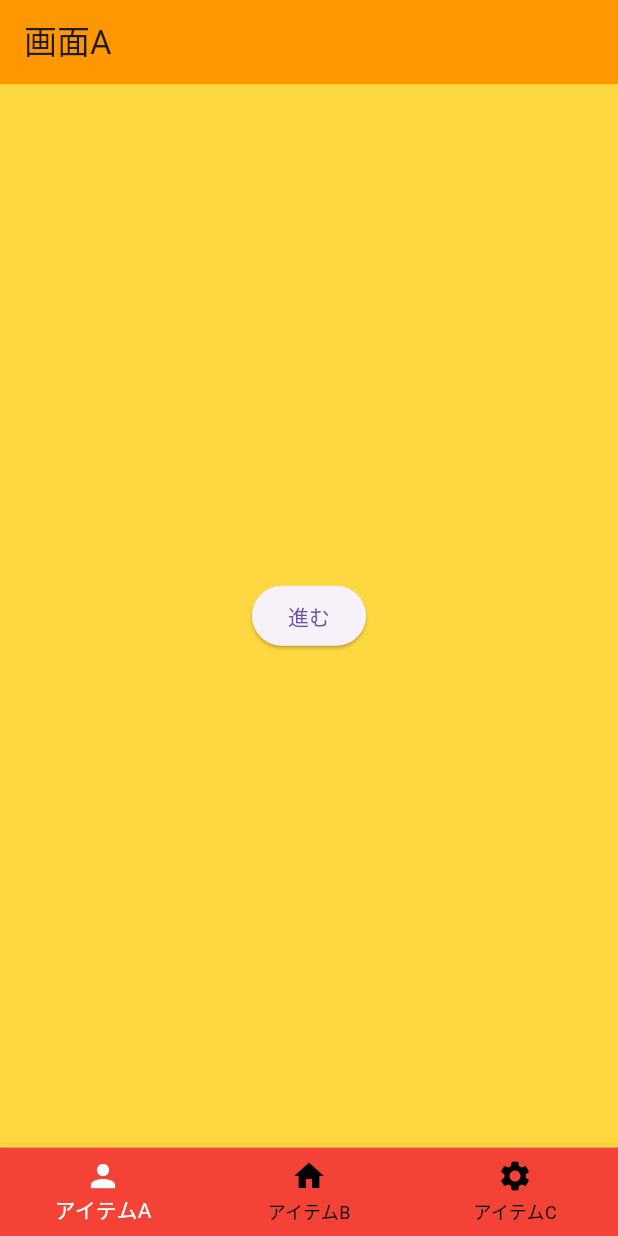
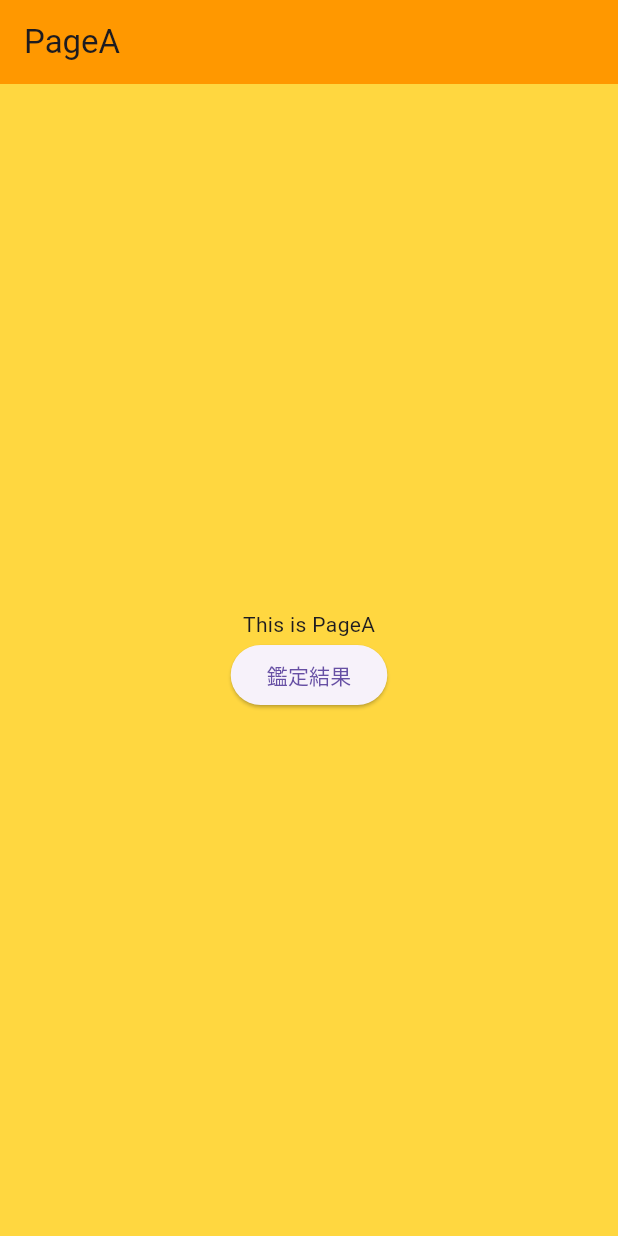
Before and after one commit to oka-teruhiro/sanchu6a, a Flutter app: the screen it shows after launch, on a phone screen of 412 x 824 dp. Run offline on Flutter 3.47's test engine with Material 3 defaults, Android fonts, the phone set to English and light mode, and no system bars; our stand-ins replace flutter_riverpod, go_router.

Commit message:
６: PageAはボトムナビゲーションバーを非表示にする

```diff
--- a/lib/main.dart
+++ b/lib/main.dart
@@ -1,75 +1,84 @@
-import 'package:flutter/cupertino.dart';
 import 'package:flutter/material.dart';
-import 'package:flutter_riverpod/flutter_riverpod.dart';
-import 'package:sanch6a/page_a.dart';
-import 'package:sanch6a/page_b.dart';
-import 'package:sanch6a/page_c.dart';
+import 'page_a.dart';
+import 'page_b.dart';
+import 'page_c.dart';
 
-main() {
-  // アプリ
-  const app = MaterialApp(home: Root(),);
-
-  // プロバイダースコープでアプリを囲む
-  const scope = ProviderScope(child: app);
-  runApp(scope);
+void main() {
+  runApp(const MyApp());
 }
 
-// プロバイダー
-final indexProvider = StateProvider((ref) {
-  // 変化させたいデータ => 0, 1, 2
-  return 0;
-},);
-
-class Root extends ConsumerWidget {
-  const Root({super.key});
+class MyApp extends StatelessWidget {
+  const MyApp({super.key});
 
   @override
-  Widget build(BuildContext context, WidgetRef ref) {
-    // インデックスを手に入れる
-    final index = ref.watch(indexProvider);
+  Widget build(BuildContext context) {
+    return MaterialApp(
+      title: '天運三柱推命',
+      theme: ThemeData(
+        primarySwatch: Colors.blue,
+      ),
+      home: const MyHomePage(),
+    );
+  }
+}
 
-    // アイテムたち
-    const items = [
+class MyHomePage extends StatefulWidget {
+  final int currentIndex;
 
-      BottomNavigationBarItem(
-        icon: Icon(Icons.person),
-        label: 'アイテムA',
-      ),
+  const MyHomePage({super.key, this.currentIndex = 0}); // currentIndexを追加
 
-      BottomNavigationBarItem(
-        icon: Icon(Icons.home),
-        label: 'アイテムB',
-      ),
+  @override
+  MyHomePageState createState() => MyHomePageState();
+}
 
-      BottomNavigationBarItem(
-        icon: Icon(Icons.settings),
-        label: 'アイテムC',
-      ),
+class MyHomePageState extends State<MyHomePage> {
+  late int _currentIndex;
+
+  @override
+  void initState() {
+    super.initState();
+    _currentIndex = widget.currentIndex;
+  }
+
+  final List<Widget> _children = [
+    const PageA(),
+    const PageB(),
+    const PageC(),
   ];
 
-    final bar = BottomNavigationBar(
-      items: items,
+  void onTabTapped(int index) {
+    setState(() {
+      _currentIndex = index;
+    });
+  }
+
+  @override
+  Widget build(BuildContext context) {
+    return Scaffold(
+      body: _children[_currentIndex],
+      bottomNavigationBar: _currentIndex == 0
+          ? null
+          : BottomNavigationBar(
               backgroundColor: Colors.red,
               selectedItemColor: Colors.white,
               unselectedItemColor: Colors.black,
-      currentIndex: index,
-      onTap: (index) {
-        // タップされたとき　インデックスを変更する
-        ref.read(indexProvider.notifier).state = index;
-      },
-    );
-
-    // 画面たち
-    final pagrs = [
-      PageA(),
-      PageB(),
-      PageC(),
-
-    ];
-
-    return Scaffold(
-      body: pagrs[index],
-      bottomNavigationBar: bar,
+              onTap: onTabTapped,
+              currentIndex: _currentIndex,
+              items: const [
+                BottomNavigationBarItem(
+                  icon: Icon(Icons.cake),
+                  label: '誕生日入力',
+                ),
+                BottomNavigationBarItem(
+                  icon: Icon(Icons.person),
+                  label: '性格',
+                ),
+                BottomNavigationBarItem(
+                  icon: Icon(Icons.settings),
+                  label: '天運の年',
+                )
+              ],
+            ),
     );
   }
 }
--- a/lib/page_a.dart
+++ b/lib/page_a.dart
@@ -1,36 +1,36 @@
 import 'package:flutter/material.dart';
-import 'package:go_router/go_router.dart';
+
+import 'main.dart';
 
 class PageA extends StatelessWidget {
   const PageA({super.key});
 
-  // 進むボタンを押したとき
-  push(BuildContext context){
-    // 画面Bに進む
-    context.push('/b');
-  }
-
   @override
   Widget build(BuildContext context) {
-    // 画面の上に表示するバー
-    final appBar = AppBar(
-      backgroundColor: Colors.orange,
-      title: const Text('画面A'),
-    );
-
-    // 進むボタン
-    final pushButton = ElevatedButton(
-      onPressed: () {
-        push(context);
-      },
-      child: const Text('進む'),
-    );
-
     return Scaffold(
-      appBar: appBar,
+      appBar: AppBar(
+        backgroundColor: Colors.orange,
+        title: const Text('PageA'),
+      ),
       body: Container(
         color: Colors.amberAccent,
-        child: Center(child: pushButton),
+        child: Center(
+          child: Column(
+            mainAxisAlignment: MainAxisAlignment.center,
+            children: [
+              const Text('This is PageA'),
+              ElevatedButton(
+                onPressed: () {
+                  Navigator.pushReplacement(
+                    context,
+                    MaterialPageRoute(builder: (context) => const MyHomePage(currentIndex: 1)),
+                  );
+                },
+                child: const Text('鑑定結果'),
+              ),
+            ],
+          ),
+        ),
       ),
     );
   }
--- /dev/null
+++ b/lib/page_a1.dart
@@ -0,0 +1,37 @@
+import 'package:flutter/material.dart';
+import 'package:go_router/go_router.dart';
+
+class PageA extends StatelessWidget {
+  const PageA({super.key});
+
+  // 進むボタンを押したとき
+  push(BuildContext context){
+    // 画面Bに進む
+    context.push('/b');
+  }
+
+  @override
+  Widget build(BuildContext context) {
+    // 画面の上に表示するバー
+    final appBar = AppBar(
+      backgroundColor: Colors.orange,
+      title: const Text('画面A'),
+    );
+
+    // 進むボタン
+    final pushButton = ElevatedButton(
+      onPressed: () {
+        push(context);
+      },
+      child: const Text('進む'),
+    );
+
+    return Scaffold(
+      appBar: appBar,
+      body: Container(
+        color: Colors.amberAccent,
+        child: Center(child: pushButton),
+      ),
+    );
+  }
+}
```
Also changed, not shown: lib/m1.dart (added, +74 -0 lines). Lines whose indentation alone changed are shown as unchanged.
